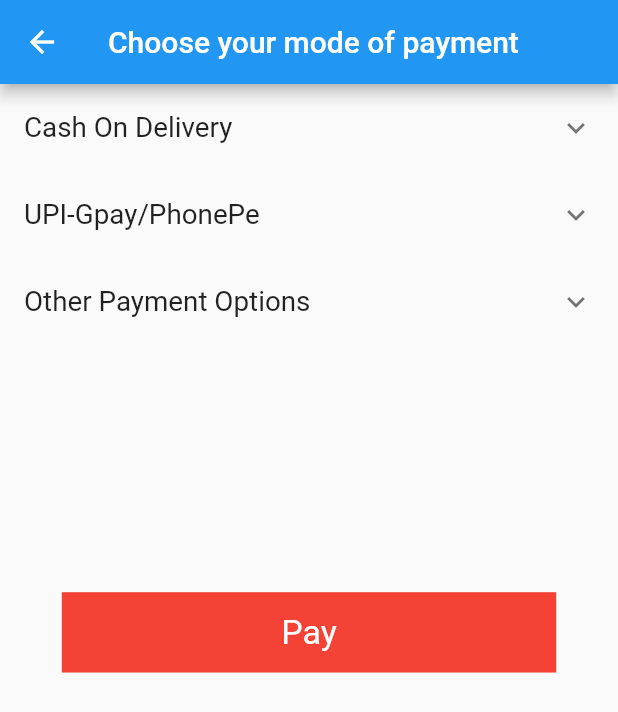
After one commit to swaadheenta/Online_grocery_app, a Flutter app: the Payment screen opened directly, on a phone screen of 412 x 824 dp. The commit adds this screen. Shown: the top 712 px of the screen. Run offline on Flutter 3.47's test engine with Material 2 defaults, Android fonts, the phone set to English and light mode, and no system bars; our stand-ins replace carousel_pro, cloud_firestore, firebase_auth, firebase_core; accounts and stored records are empty.

Commit message:
payments mode added !!

```diff
--- a/lib/Cart.dart
+++ b/lib/Cart.dart
@@ -1,5 +1,6 @@
 import 'package:Online_grocery_app/Helpers/Devicesize.dart';
 import 'package:Online_grocery_app/home.dart';
+import 'package:Online_grocery_app/payment.dart';
 import 'package:Online_grocery_app/uhome.dart';
 import 'package:cloud_firestore/cloud_firestore.dart';
 import 'package:firebase_auth/firebase_auth.dart';
@@ -25,6 +26,15 @@ class _CartState extends State<Cart> {
           builder: (context) {
             return AlertDialog(
               title: Text("Your order has been confirmed"),
+              actions: [
+                RaisedButton(
+                  onPressed: () {
+                    Navigator.push(context,
+                        MaterialPageRoute(builder: (context) => Payment()));
+                  },
+                  child: Text("Proceed to Payment"),
+                )
+              ],
             );
           });
     }
@@ -45,7 +55,23 @@ class _CartState extends State<Cart> {
         });
       }
 
-      //print("total=$total");
+      QuerySnapshot ds = await FirebaseFirestore.instance
+          .collection("Users")
+          .doc(user)
+          .collection("Details")
+          .get();
+
+      var s = ds.docs[0];
+      var docname = s["name"];
+
+      print(docname);
+
+      await FirebaseFirestore.instance
+          .collection("Users")
+          .doc(user)
+          .collection("Details")
+          .doc(docname)
+          .update({"price": total});
     }
 
     Widget finalprice(BuildContext context, doc) {
--- a/lib/home.dart
+++ b/lib/home.dart
@@ -19,7 +19,7 @@ class _HomepageState extends State<Homepage> {
     Category(),
     Shoppinglist(),
     Cart(),
-    profile(),
+  //  profile(),
   ];
 
   void ontap(int index) {
@@ -77,7 +77,7 @@ class _HomepageState extends State<Homepage> {
                       color: _selectedindex == 3 ? Colors.blue : Colors.grey),
                 ),
                 backgroundColor: Colors.white),
-                  BottomNavigationBarItem(
+                  /*BottomNavigationBarItem(
                 icon: Icon(Icons.account_circle,
                     color: _selectedindex == 4 ? Colors.blue : Colors.grey),
                 //label: "Search",
@@ -86,7 +86,7 @@ class _HomepageState extends State<Homepage> {
                   style: TextStyle(
                       color: _selectedindex == 4 ? Colors.blue : Colors.grey),
                 ),
-                backgroundColor: Colors.white)
+                backgroundColor: Colors.white)*/
           ],
           currentIndex: _selectedindex,
           onTap: ontap,
--- a/lib/main.dart
+++ b/lib/main.dart
@@ -1,5 +1,6 @@
 import 'package:Online_grocery_app/Authentication/Login.dart';
 import 'package:Online_grocery_app/Authentication/firstscreen.dart';
+import 'package:Online_grocery_app/payment.dart';
 import 'package:flutter/cupertino.dart';
 import 'package:flutter/material.dart';
 import 'package:firebase_core/firebase_core.dart';
--- /dev/null
+++ b/lib/payment.dart
@@ -0,0 +1,98 @@
+
+
+import 'package:Online_grocery_app/Helpers/Devicesize.dart';
+import 'package:flutter/material.dart';
+
+class Payment extends StatefulWidget {
+  Payment({Key key}) : super(key: key);
+
+  @override
+  _PaymentState createState() => _PaymentState();
+}
+
+class _PaymentState extends State<Payment> {
+  @override
+  Widget build(BuildContext context) {
+    return Scaffold(
+      appBar: AppBar(
+        title: Text("Choose your mode of payment"),
+        backgroundColor: Colors.blue,
+      ),
+      body: ListView(
+          children: [
+            ExpansionTile(
+              title: Text("Cash On Delivery",style: TextStyle(fontSize: displayWidth(context)*0.045),),
+              initiallyExpanded: false,
+              children: [
+              ListTile(
+                title: Text("Pay when item is delivered"),
+              )
+              ],
+            ),
+             ExpansionTile(
+              title: Text("UPI-Gpay/PhonePe",style: TextStyle(fontSize: displayWidth(context)*0.045),),
+              initiallyExpanded: false,
+              children: [
+              Row(
+                mainAxisAlignment: MainAxisAlignment.start,
+                crossAxisAlignment: CrossAxisAlignment.start,
+                children: [
+                  SizedBox(
+                    width: displayWidth(context)*0.15,
+                  ),
+                  Container(
+                   // color: Colors.yellow,
+                    height: displayHeight(context)*0.1,
+                    width: displayWidth(context)*0.2,
+                    child:  Image(
+                       image: AssetImage("images/gp.jpg",),),
+                    ),
+                     SizedBox(
+                    width: displayWidth(context)*0.15,
+                  ),
+                    Container(
+                   // color: Colors.yellow,
+                    height: displayHeight(context)*0.1,
+                    width: displayWidth(context)*0.2,
+                    child:  Image(
+                       image: AssetImage("images/phpe.png",),),
+                    ),
+                ],
+              ),
+
+              ],
+            ),
+
+            ExpansionTile(
+              title: Text("Other Payment Options",style: TextStyle(fontSize: displayWidth(context)*0.045),),
+              initiallyExpanded: false,
+              children: [
+              ListTile(
+                title: Text("Net Banking"),
+              ),
+              ListTile(
+                title: Text("Debit/ATM Card"),
+              ),
+                ListTile(
+                title: Text("EMI"),
+              ),
+
+
+              ],
+            ),
+            SizedBox(
+              height: displayHeight(context)*0.2,
+            ),
+           Center(
+             child: Container(
+               height: displayHeight(context)*0.065,
+               width: displayWidth(context)*0.8,
+               color: Colors.red,
+               child: Center(child: Text("Pay",style: TextStyle(fontSize: displayWidth(context)*0.055,color: Colors.white),)),
+             ),
+           ),
+          ],
+      ),
+    );
+  }
+}
```
Also changed, not shown: images/gp.jpg (added), images/phpe.png (added).
